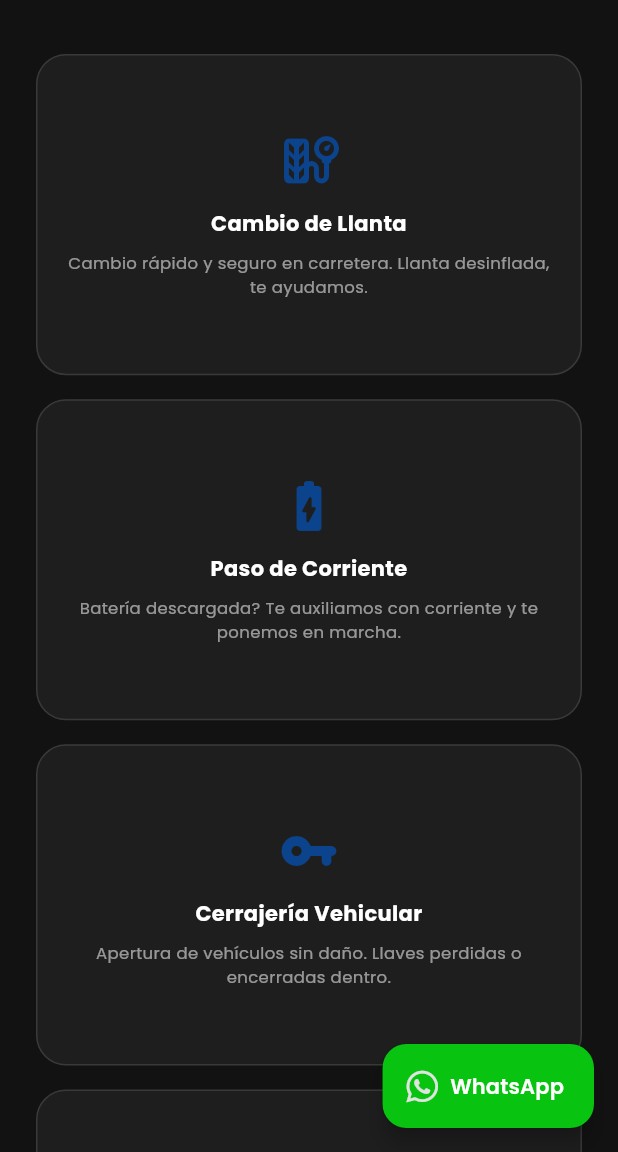
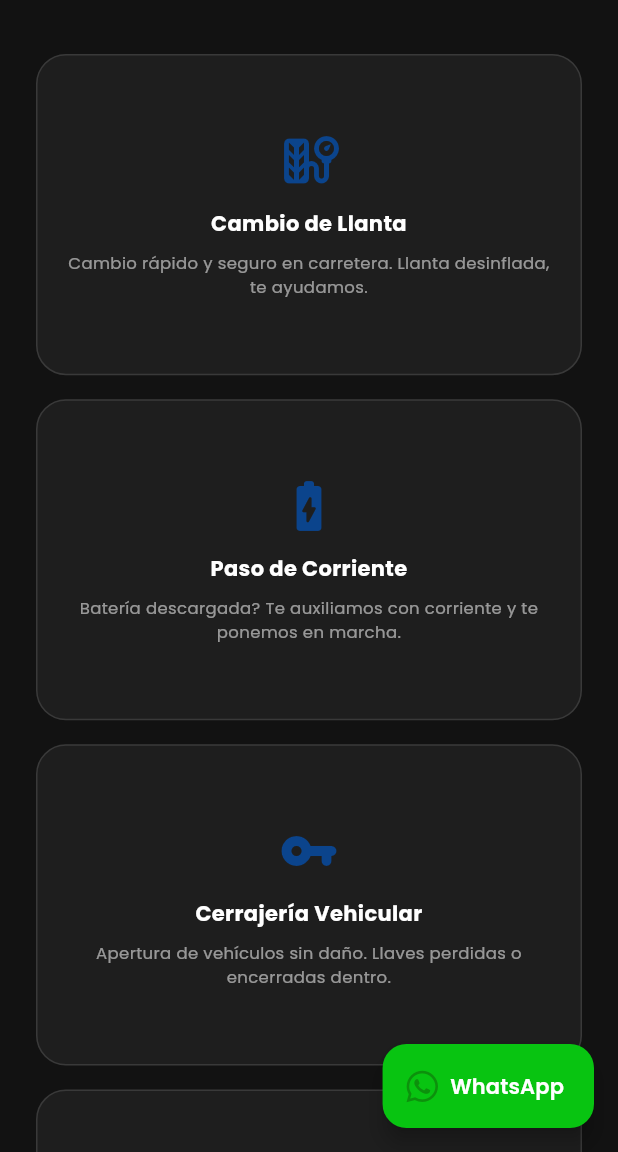
Before and after one commit to Maverickpereir1024/Asistencia-Vehicular-Nic, a Flutter app: the screen it shows after launch, scrolled down 1152 dp, on a phone screen of 412 x 824 dp, the part 84-1236 px from its top. Run offline on Flutter 3.47's test engine with Material 3 defaults, Android fonts, the light colour scheme and no system bars; drawn by our look-alikes of flutter_animate; our stand-ins replace cached_network_image, carousel_slider, font_awesome_flutter, google_fonts, shimmer, smooth_page_indicator and 1 more; accounts and stored records are empty.

Commit message:
edit color

```diff
--- a/lib/screens/home_screen.dart
+++ b/lib/screens/home_screen.dart
@@ -275,7 +275,7 @@ class _HomeScreenState extends State<HomeScreen> {
         backgroundColor: const Color.fromARGB(255, 8, 196, 17),
         icon: const FaIcon(
           FontAwesomeIcons.whatsapp,
-          color: Color.fromARGB(255, 224, 227, 224),
+          color: Color.fromARGB(255, 12, 145, 12),
         ),
         label: Text(
           'WhatsApp',
```
